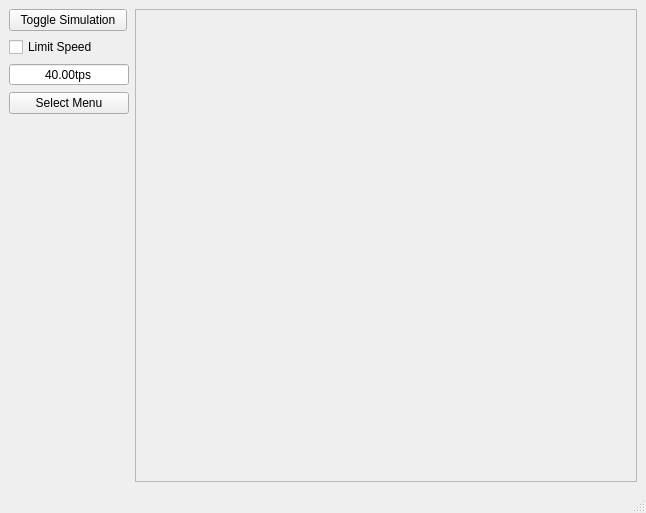
The window that src/gui/mainWindow.ui (Martian-Technologies/Logic-Graph-Creator) describes before a commit, drawn with Qt 5.
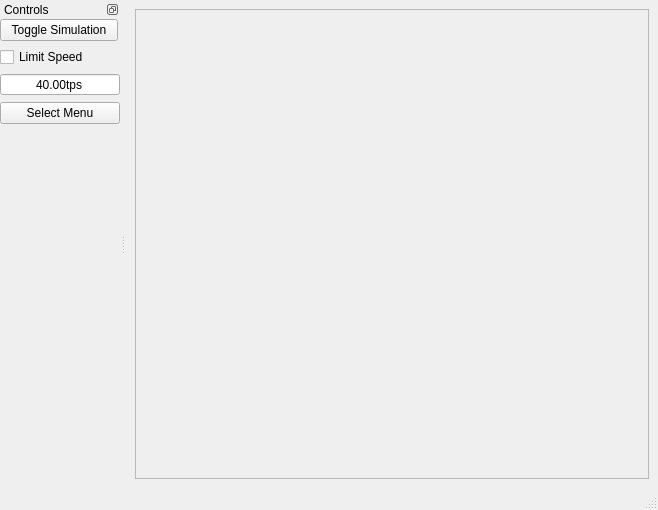
The same window after the commit.

Diff of the .ui file:
```diff
--- a/src/gui/mainWindow.ui
+++ b/src/gui/mainWindow.ui
@@ -6,15 +6,77 @@
    <rect>
     <x>0</x>
     <y>0</y>
-    <width>646</width>
-    <height>513</height>
+    <width>658</width>
+    <height>510</height>
    </rect>
   </property>
   <property name="windowTitle">
    <string>MainWindow</string>
   </property>
   <widget class="QWidget" name="centralwidget">
-   <layout class="QHBoxLayout" name="horizontalLayout" stretch="0,0">
+   <layout class="QHBoxLayout" name="horizontalLayout" stretch="0">
+    <item>
+     <widget class="QFrame" name="gridWindow">
+      <property name="cursor">
+       <cursorShape>CrossCursor</cursorShape>
+      </property>
+      <property name="frameShape">
+       <enum>QFrame::Shape::StyledPanel</enum>
+      </property>
+      <property name="frameShadow">
+       <enum>QFrame::Shadow::Raised</enum>
+      </property>
+     </widget>
+    </item>
+   </layout>
+  </widget>
+  <widget class="QMenuBar" name="menubar">
+   <property name="geometry">
+    <rect>
+     <x>0</x>
+     <y>0</y>
+     <width>658</width>
+     <height>36</height>
+    </rect>
+   </property>
+  </widget>
+  <widget class="QStatusBar" name="statusbar"/>
+  <widget class="QDockWidget" name="SideControlsDock">
+   <property name="sizePolicy">
+    <sizepolicy hsizetype="MinimumExpanding" vsizetype="MinimumExpanding">
+     <horstretch>0</horstretch>
+     <verstretch>0</verstretch>
+    </sizepolicy>
+   </property>
+   <property name="minimumSize">
+    <size>
+     <width>120</width>
+     <height>148</height>
+    </size>
+   </property>
+   <property name="features">
+    <set>QDockWidget::DockWidgetFeature::DockWidgetFloatable|QDockWidget::DockWidgetFeature::DockWidgetMovable</set>
+   </property>
+   <property name="windowTitle">
+    <string>Controls</string>
+   </property>
+   <attribute name="dockWidgetArea">
+    <number>1</number>
+   </attribute>
+   <widget class="QWidget" name="dockWidgetContents_3">
+    <layout class="QVBoxLayout" name="verticalLayout_2">
+     <property name="leftMargin">
+      <number>0</number>
+     </property>
+     <property name="topMargin">
+      <number>0</number>
+     </property>
+     <property name="rightMargin">
+      <number>0</number>
+     </property>
+     <property name="bottomMargin">
+      <number>0</number>
+     </property>
     <item>
      <widget class="QWidget" name="SideControls" native="true">
       <property name="maximumSize">
@@ -155,32 +217,9 @@
       </layout>
      </widget>
     </item>
-    <item>
-     <widget class="QFrame" name="gridWindow">
-      <property name="cursor">
-       <cursorShape>CrossCursor</cursorShape>
-      </property>
-      <property name="frameShape">
-       <enum>QFrame::Shape::StyledPanel</enum>
-      </property>
-      <property name="frameShadow">
-       <enum>QFrame::Shadow::Raised</enum>
-      </property>
-     </widget>
-    </item>
-   </layout>
-  </widget>
-  <widget class="QMenuBar" name="menubar">
-   <property name="geometry">
-    <rect>
-     <x>0</x>
-     <y>0</y>
-     <width>646</width>
-     <height>36</height>
-    </rect>
-   </property>
+    </layout>
+   </widget>
   </widget>
-  <widget class="QStatusBar" name="statusbar"/>
   <action name="actionj">
    <property name="text">
     <string>j</string>
```
Lines whose indentation alone changed are shown as unchanged.
